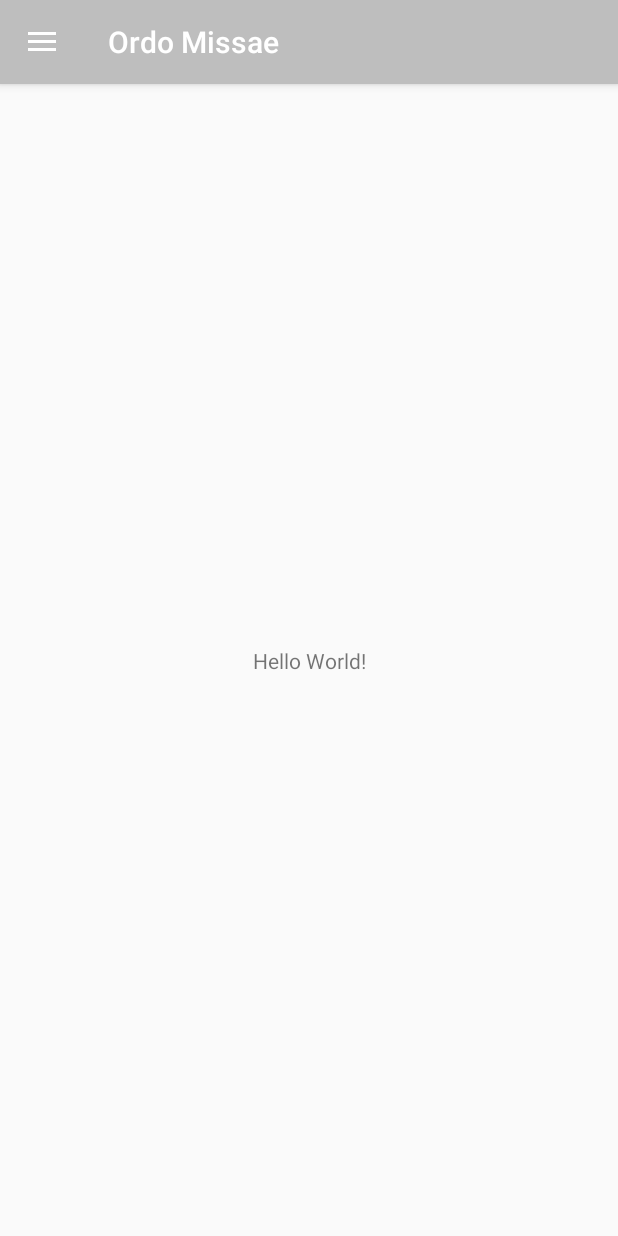
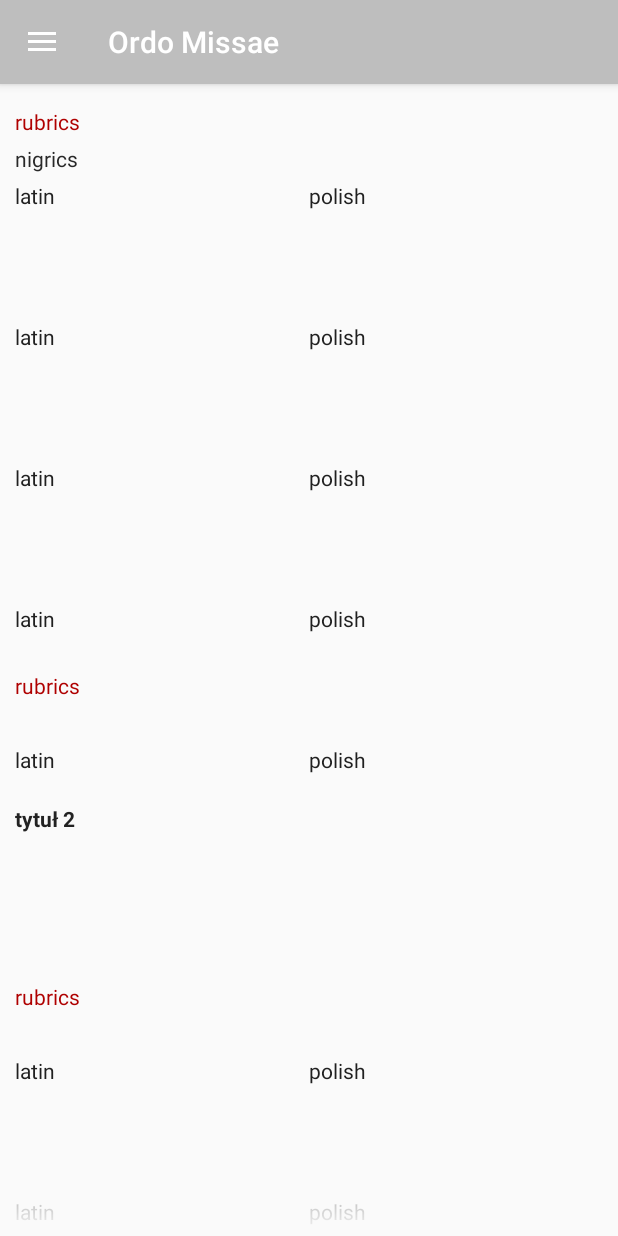
Before and after one commit to Adrian94F/Ordo-Missae-Android, an Android app: the screen it shows after launch (MainActivity), on a phone screen of 412 x 824 dp. Run offline under Robolectric (Android 15) with nearby library versions, the phone set to English and light mode, and no system bars.

Commit message:
some problems with animation, but displays entire text rows

```diff
--- a/app/src/main/java/TextRow.java
+++ /dev/null
@@ -1,52 +0,0 @@
-public class TextRow {
-    private class Title {
-        Title() {
-            visible = false;
-        }
-        Title(String t, int l) {
-            title = t;
-            level = l;
-            visible = true;
-        }
-        Title(String t, int l, boolean v) {
-            this(t, l);
-            visible = v;
-        }
-
-        boolean visible;
-        String title;
-        int level;
-    }
-
-    private class Text {
-        Text(String la, String pl) {
-            latin = la;
-            polish = pl;
-        }
-        Text(String rub, String la, String pl) {
-            this(la, pl);
-            rubrics = rub;
-        }
-        Text(String rub, String nig, String la, String pl) {
-            this(rub, la, pl);
-            nigrics = nig;
-        }
-
-        String rubrics;
-        String nigrics;
-        String latin;
-        String polish;
-    }
-
-    Title title;
-    Text text;
-
-    TextRow(Text t) {
-        text = t;
-        title = new Title();
-    }
-    TextRow(Title ttl, Text txt) {
-        text = txt;
-        title = ttl;
-    }
-}
--- /dev/null
+++ b/app/src/main/java/com/frydm_n/ordomissae/CustomAdapter.java
@@ -0,0 +1,125 @@
+package com.frydm_n.ordomissae;
+
+import android.content.Context;
+import android.view.LayoutInflater;
+import android.view.View;
+import android.view.ViewGroup;
+import android.view.animation.Animation;
+import android.view.animation.AnimationUtils;
+import android.widget.ArrayAdapter;
+import android.widget.TextView;
+
+import java.util.ArrayList;
+
+public class CustomAdapter extends ArrayAdapter<TextRow> /*implements View.OnClickListener*/ {
+
+    private ArrayList<TextRow> dataSet;
+    Context mContext;
+
+    // View lookup cache
+    private static class ViewHolder {
+        TextView txtTitle;
+        TextView txtRubrics;
+        TextView txtNigrics;
+        TextView txtLatin;
+        TextView txtPolish;
+    }
+
+    public CustomAdapter(ArrayList<TextRow> data, Context context) {
+        super(context, R.layout.row_item, data);
+        this.dataSet = data;
+        this.mContext=context;
+
+    }
+
+    /*@Override
+    public void onClick(View v) {
+
+        int position=(Integer) v.getTag();
+        Object object= getItem(position);
+        com.frydm_n.ordomissae.TextRow dataModel=(com.frydm_n.ordomissae.TextRow)object;
+
+        switch (v.getId())
+        {
+            case R.id.item_info:
+                Snackbar.make(v, "Release date " +dataModel.getFeature(), Snackbar.LENGTH_LONG)
+                        .setAction("No action", null).show();
+                break;
+        }
+    }*/
+
+    private int lastPosition = -1;
+
+    @Override
+    public View getView(int position, View convertView, ViewGroup parent) {
+        // Get the data item for this position
+        TextRow textRow = getItem(position);
+        // Check if an existing view is being reused, otherwise inflate the view
+        ViewHolder viewHolder; // view lookup cache stored in tag
+
+        final View result;
+
+        if (convertView == null) {
+
+            viewHolder = new ViewHolder();
+            LayoutInflater inflater = LayoutInflater.from(getContext());
+            convertView = inflater.inflate(R.layout.row_item, parent, false);
+            viewHolder.txtTitle = (TextView) convertView.findViewById(R.id.title);
+            viewHolder.txtRubrics = (TextView) convertView.findViewById(R.id.rubrics);
+            viewHolder.txtNigrics = (TextView) convertView.findViewById(R.id.nigrics);
+            viewHolder.txtLatin = (TextView) convertView.findViewById(R.id.latin);
+            viewHolder.txtPolish = (TextView) convertView.findViewById(R.id.polish);
+
+            result=convertView;
+
+            convertView.setTag(viewHolder);
+        } else {
+            viewHolder = (ViewHolder) convertView.getTag();
+            result=convertView;
+        }
+
+        Animation animation = AnimationUtils.loadAnimation(mContext, (position > lastPosition) ? R.anim.up_from_bottom : R.anim.down_from_top);
+        result.startAnimation(animation);
+        lastPosition = position;
+
+        String title = textRow.getTitle();
+        if (title.length() > 0)
+            viewHolder.txtTitle.setText(title);
+        else
+            viewHolder.txtTitle.setHeight(0);
+
+        /*String rubrics = textRow.getRubrics();
+        if (rubrics.length() > 0)
+            viewHolder.txtRubrics.setText(rubrics);
+        else
+            viewHolder.txtRubrics.setHeight(0);
+
+        /*String nigrics = textRow.getNigrics();
+        if (nigrics.length() > 0)
+            viewHolder.txtNigrics.setText(nigrics);
+        else
+            viewHolder.txtNigrics.setHeight(0);
+
+        /*String latin = textRow.getLatin();
+        if (latin.length() > 0)
+            viewHolder.txtLatin.setText(latin);
+        else
+            viewHolder.txtLatin.setHeight(0);
+
+        String polish = textRow.getRPolish();
+        if (polish.length() > 0)
+            viewHolder.txtPolish.setText(polish);
+        else
+            viewHolder.txtPolish.setHeight(0);*/
+
+        //viewHolder.txtTitle.setText(textRow.getTitle());
+        viewHolder.txtRubrics.setText(textRow.getRubrics());
+        viewHolder.txtNigrics.setText(textRow.getNigrics());
+        viewHolder.txtLatin.setText(textRow.getLatin());
+        viewHolder.txtPolish.setText(textRow.getRPolish());
+        viewHolder.txtPolish.setTag(position);
+
+        // Return the completed view to render on screen
+        return convertView;
+    }
+}
--- a/app/src/main/java/com/frydm_n/ordomissae/MainActivity.java
+++ b/app/src/main/java/com/frydm_n/ordomissae/MainActivity.java
@@ -20,9 +20,16 @@ import androidx.appcompat.app.AppCompatActivity;
 import androidx.appcompat.widget.Toolbar;
 
 import android.view.Menu;
+import android.widget.ListView;
+
+import java.util.ArrayList;
 
 public class MainActivity extends AppCompatActivity
         implements NavigationView.OnNavigationItemSelectedListener {
+
+    ArrayList<TextRow> dataModels;
+    ListView listView;
+    private static CustomAdapter adapter;
 
     @Override
     protected void onCreate(Bundle savedInstanceState) {
@@ -45,6 +52,31 @@ public class MainActivity extends AppCompatActivity
         drawer.addDrawerListener(toggle);
         toggle.syncState();
         navigationView.setNavigationItemSelectedListener(this);
+
+        listView=(ListView)findViewById(R.id.contentList);
+
+        listView.setDivider(null);
+
+        dataModels= new ArrayList<>();
+
+        dataModels.add(new TextRow("tytuł 1", "rubrics", "nigrics", "latin", "polish"));
+        dataModels.add(new TextRow("", "latin", "polish"));
+        dataModels.add(new TextRow("", "latin", "polish"));
+        dataModels.add(new TextRow("", "latin", "polish"));
+        dataModels.add(new TextRow("", "rubrics", "", "latin", "polish"));
+        dataModels.add(new TextRow("tytuł 2"));
+        dataModels.add(new TextRow("", "rubrics", "", "latin", "polish"));
+        dataModels.add(new TextRow("", "latin", "polish"));
+        dataModels.add(new TextRow("", "latin", "polish"));
+        dataModels.add(new TextRow("tytuł 3"));
+        dataModels.add(new TextRow("", "latin", "polish"));
+        dataModels.add(new TextRow("", "", "nigrics", "latin", "polish"));
+        dataModels.add(new TextRow("", "latin", "polish"));
+        dataModels.add(new TextRow("", "latin", "polish"));
+
+        adapter= new CustomAdapter(dataModels,getApplicationContext());
+
+        listView.setAdapter(adapter);
     }
 
     @Override
--- /dev/null
+++ b/app/src/main/java/com/frydm_n/ordomissae/TextRow.java
@@ -0,0 +1,55 @@
+package com.frydm_n.ordomissae;
+
+public class TextRow {
+    boolean isTitleVisible;
+    String title;
+    int titleLevel = 0;
+    String rubrics;
+    String nigrics;
+    String latin;
+    String polish;
+
+    TextRow(String t) {
+        title = t;
+    }
+
+    TextRow(String l, String p) {
+        latin = l;
+        polish = p;
+    }
+
+    TextRow(String t, String l, String p) {
+        title = t;
+        latin = l;
+        polish = p;
+    }
+
+    TextRow(String t, String r, String n, String l, String p) {
+        title = t;
+        rubrics = r;
+        nigrics = n;
+        latin = l;
+        polish = p;
+    }
+
+    String getTitle() {
+        String spaces = new String(new char[titleLevel]).replace('\0', ' ');
+        return spaces + title;
+    }
+
+    String getRubrics() {
+        return rubrics;
+    }
+
+    String getNigrics() {
+        return nigrics;
+    }
+
+    String getLatin() {
+        return latin;
+    }
+
+    String getRPolish() {
+        return polish;
+    }
+}
--- a/app/src/main/res/layout/content_main.xml
+++ b/app/src/main/res/layout/content_main.xml
@@ -8,13 +8,20 @@
     tools:context=".MainActivity"
     tools:showIn="@layout/app_bar_main">
 
-    <TextView
-        android:layout_width="wrap_content"
-        android:layout_height="wrap_content"
-        android:text="Hello World!"
-        app:layout_constraintBottom_toBottomOf="parent"
-        app:layout_constraintLeft_toLeftOf="parent"
-        app:layout_constraintRight_toRightOf="parent"
-        app:layout_constraintTop_toTopOf="parent" />
+    <RelativeLayout xmlns:android="http://schemas.android.com/apk/res/android"
+        android:layout_width="match_parent"
+        android:layout_height="match_parent"
+        tools:context="com.journaldev.customlistview.MainActivity"
+        app:layout_behavior="@string/appbar_scrolling_view_behavior"
+        tools:showIn="@layout/activity_main">
+
+        <ListView
+            android:id="@+id/contentList"
+            android:layout_width="wrap_content"
+            android:layout_height="wrap_content"
+            android:requiresFadingEdge="vertical"
+            android:fadingEdgeLength="96dp" />
+
+    </RelativeLayout>
 
 </androidx.constraintlayout.widget.ConstraintLayout>
--- a/app/src/main/res/layout/nav_header_main.xml
+++ b/app/src/main/res/layout/nav_header_main.xml
@@ -24,12 +24,14 @@
         android:layout_height="wrap_content"
         android:paddingTop="@dimen/nav_header_vertical_spacing"
         android:text="@string/nav_header_title"
-        android:textAppearance="@style/TextAppearance.AppCompat.Body1" />
+        android:textAppearance="@style/TextAppearance.AppCompat.Body1"
+        android:textColor="@color/colorPrimaryDark" />
 
     <TextView
         android:id="@+id/textView"
         android:layout_width="wrap_content"
         android:layout_height="wrap_content"
-        android:text="@string/nav_header_subtitle" />
+        android:text="@string/nav_header_subtitle"
+        android:textColor="@color/colorPrimaryDark" />
 
 </LinearLayout>
--- /dev/null
+++ b/app/src/main/res/layout/row_item.xml
@@ -0,0 +1,60 @@
+<?xml version="1.0" encoding="utf-8"?>
+<RelativeLayout xmlns:android="http://schemas.android.com/apk/res/android"
+    android:layout_width="match_parent"
+    android:layout_height="wrap_content"
+    android:orientation="vertical"
+    android:padding="10dp">
+
+    <TextView
+        android:id="@+id/title"
+        android:layout_width="wrap_content"
+        android:layout_height="wrap_content"
+        android:layout_alignParentTop="true"
+        android:text="Tytuł..."
+        android:textColor="@color/colorTitle"
+        android:textStyle="bold" />
+
+    <TextView
+        android:id="@+id/rubrics"
+        android:layout_width="wrap_content"
+        android:layout_height="wrap_content"
+        android:layout_below="@+id/title"
+        android:layout_marginTop="5dp"
+        android:text="Rubryki..."
+        android:textColor="@color/colorRubrics" />
+
+    <TextView
+        android:id="@+id/nigrics"
+        android:layout_width="wrap_content"
+        android:layout_height="wrap_content"
+        android:layout_below="@+id/rubrics"
+        android:layout_marginTop="5dp"
+        android:text="Nigryki..."
+        android:textColor="@color/colorNigrics" />
+
+    <LinearLayout
+        android:layout_width="match_parent"
+        android:layout_height="wrap_content"
+        android:layout_centerInParent="true"
+        android:layout_marginTop="5dp"
+        android:layout_below="@+id/nigrics" >
+
+        <TextView
+            android:id="@+id/latin"
+            android:layout_width="match_parent"
+            android:layout_height="wrap_content"
+            android:text="Lingua latina..."
+            android:layout_weight="0.5"
+            android:textColor="@color/colorText" />
+
+        <TextView
+            android:id="@+id/polish"
+            android:layout_width="match_parent"
+            android:layout_height="wrap_content"
+            android:text="Język polski...\nwielolinijkowy..."
+            android:layout_weight="0.5"
+            android:textColor="@color/colorText" />
+
+    </LinearLayout>
+
+</RelativeLayout>
--- a/app/src/main/res/values-v21/styles.xml
+++ b/app/src/main/res/values-v21/styles.xml
@@ -5,7 +5,7 @@
         <item name="windowNoTitle">true</item>
         <item name="android:statusBarColor">@android:color/transparent</item>
 
-        <item name="android:navigationBarColor">@android:color/white</item>
+        <item name="android:navigationBarColor">@color/colorPrimary</item>
         <item name="android:windowLightNavigationBar">true</item>
     </style>
 </resources>
--- a/app/src/main/res/values/colors.xml
+++ b/app/src/main/res/values/colors.xml
@@ -3,4 +3,9 @@
     <color name="colorPrimary">#BEBEBE</color>
     <color name="colorPrimaryDark">#BEBEBE</color>
     <color name="colorAccent">#800000</color>
+
+    <color name="colorTitle">#222222</color>
+    <color name="colorRubrics">#AF0000</color>
+    <color name="colorNigrics">#282828</color>
+    <color name="colorText">#202020</color>
 </resources>
```
Also changed, not shown: app/src/main/res/anim/down_from_top.xml (added, +8 -0 lines), app/src/main/res/anim/up_from_bottom.xml (added, +8 -0 lines).
